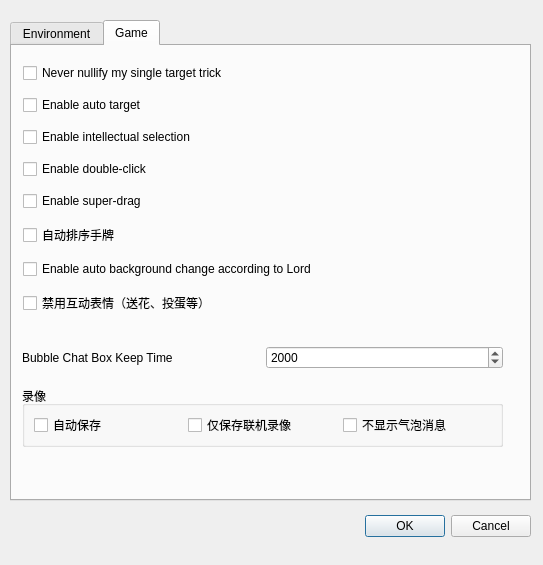
First picture: the form in src/dialog/configdialog.ui, repository meng-long-shao-zhu/VupSlash_V0, before the edit.
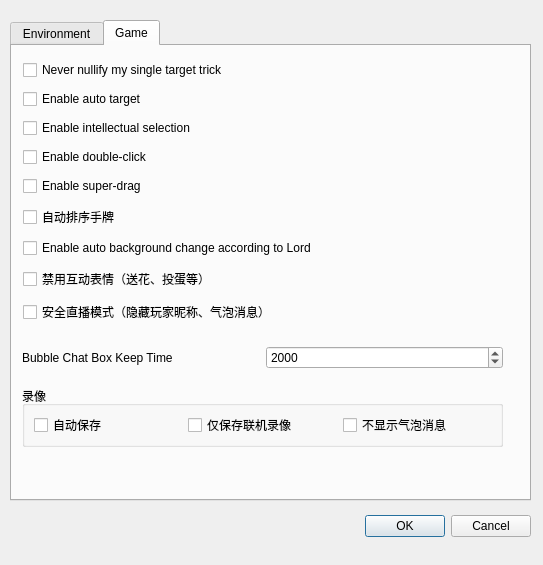
Second picture: the form after the edit.

The edit to the form file:
```diff
--- a/src/dialog/configdialog.ui
+++ b/src/dialog/configdialog.ui
@@ -591,6 +591,19 @@
         </property>
        </widget>
       </item>
+      <item>
+       <widget class="QCheckBox" name="safeLiveCheckBox">
+        <property name="enabled">
+         <bool>true</bool>
+        </property>
+        <property name="text">
+         <string>安全直播模式（隐藏玩家昵称、气泡消息）</string>
+        </property>
+        <property name="checked">
+         <bool>false</bool>
+        </property>
+       </widget>
+      </item>
      </layout>
     </widget>
     <widget class="QGroupBox" name="groupBoxRecorder">
```
